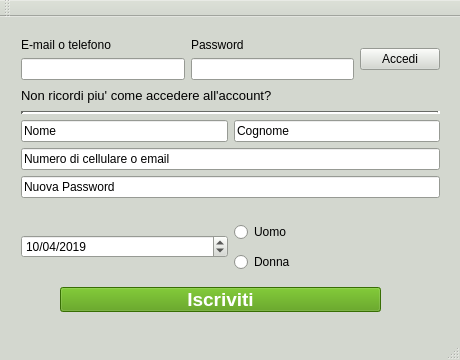
This is projectQT/projectQt.ui in fedelux3/projectC- as Qt 5 draws it before an edit. The edited form follows.
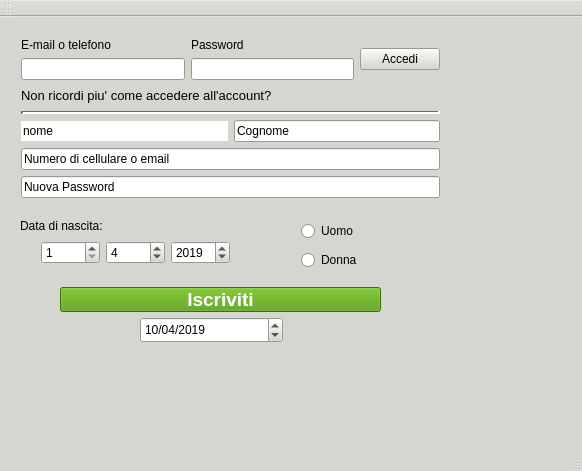
This is the edited form.

```diff
--- a/projectQT/projectQt.ui
+++ b/projectQT/projectQt.ui
@@ -12,8 +12,8 @@
    <rect>
     <x>0</x>
     <y>0</y>
-    <width>460</width>
-    <height>360</height>
+    <width>582</width>
+    <height>471</height>
    </rect>
   </property>
   <property name="sizePolicy">
@@ -30,8 +30,8 @@
   </property>
   <property name="maximumSize">
    <size>
-    <width>460</width>
-    <height>360</height>
+    <width>1234124</width>
+    <height>134134</height>
    </size>
   </property>
   <property name="palette">
@@ -576,10 +576,16 @@
             <string/>
            </property>
            <property name="text">
-            <string>Nome</string>
+            <string>nome</string>
            </property>
            <property name="frame">
-            <bool>true</bool>
+            <bool>false</bool>
+           </property>
+           <property name="dragEnabled">
+            <bool>false</bool>
+           </property>
+           <property name="clearButtonEnabled">
+            <bool>false</bool>
            </property>
           </widget>
          </item>
@@ -1094,15 +1100,63 @@
    <widget class="QWidget" name="horizontalLayoutWidget_2">
     <property name="geometry">
      <rect>
-      <x>10</x>
-      <y>190</y>
-      <width>441</width>
-      <height>80</height>
+      <x>30</x>
+      <y>210</y>
+      <width>211</width>
+      <height>51</height>
      </rect>
     </property>
     <layout class="QHBoxLayout" name="horizontalLayout_2">
      <item>
+      <widget class="QSpinBox" name="spinBoxDay">
+       <property name="minimum">
+        <number>1</number>
+       </property>
+       <property name="maximum">
+        <number>31</number>
+       </property>
+       <property name="displayIntegerBase">
+        <number>10</number>
+       </property>
+      </widget>
+     </item>
+     <item>
+      <widget class="QSpinBox" name="spinBoxMonth">
+       <property name="minimum">
+        <number>1</number>
+       </property>
+       <property name="maximum">
+        <number>12</number>
+       </property>
+       <property name="value">
+        <number>4</number>
+       </property>
+      </widget>
+     </item>
+     <item>
+      <widget class="QSpinBox" name="spinBoxYear">
+       <property name="minimum">
+        <number>1900</number>
+       </property>
+       <property name="maximum">
+        <number>2099</number>
+       </property>
+       <property name="value">
+        <number>2019</number>
+       </property>
+      </widget>
+     </item>
+    </layout>
+   </widget>
       <widget class="QDateEdit" name="dateEdit">
+    <property name="geometry">
+     <rect>
+      <x>140</x>
+      <y>300</y>
+      <width>143</width>
+      <height>26</height>
+     </rect>
+    </property>
        <property name="displayFormat">
         <string>dd/MM/yyyy</string>
        </property>
@@ -1114,14 +1168,27 @@
         </date>
        </property>
       </widget>
-     </item>
-     <item>
+   <widget class="QWidget" name="">
+    <property name="geometry">
+     <rect>
+      <x>290</x>
+      <y>190</y>
+      <width>161</width>
+      <height>78</height>
+     </rect>
+    </property>
       <layout class="QVBoxLayout" name="verticalLayout_2">
        <item>
         <widget class="QRadioButton" name="radioButtonMan">
          <property name="text">
           <string>Uomo</string>
          </property>
+       <property name="checkable">
+        <bool>true</bool>
+       </property>
+       <property name="checked">
+        <bool>false</bool>
+       </property>
         </widget>
        </item>
        <item>
@@ -1132,8 +1199,19 @@
         </widget>
        </item>
       </layout>
-     </item>
-    </layout>
+   </widget>
+   <widget class="QLabel" name="label_4">
+    <property name="geometry">
+     <rect>
+      <x>20</x>
+      <y>200</y>
+      <width>121</width>
+      <height>17</height>
+     </rect>
+    </property>
+    <property name="text">
+     <string>Data di nascita:</string>
+    </property>
    </widget>
   </widget>
   <widget class="QMenuBar" name="menuBar">
```
Left out of the diff: 5 changed lines with no effect on the pictures. Lines whose indentation alone changed are shown as unchanged.
